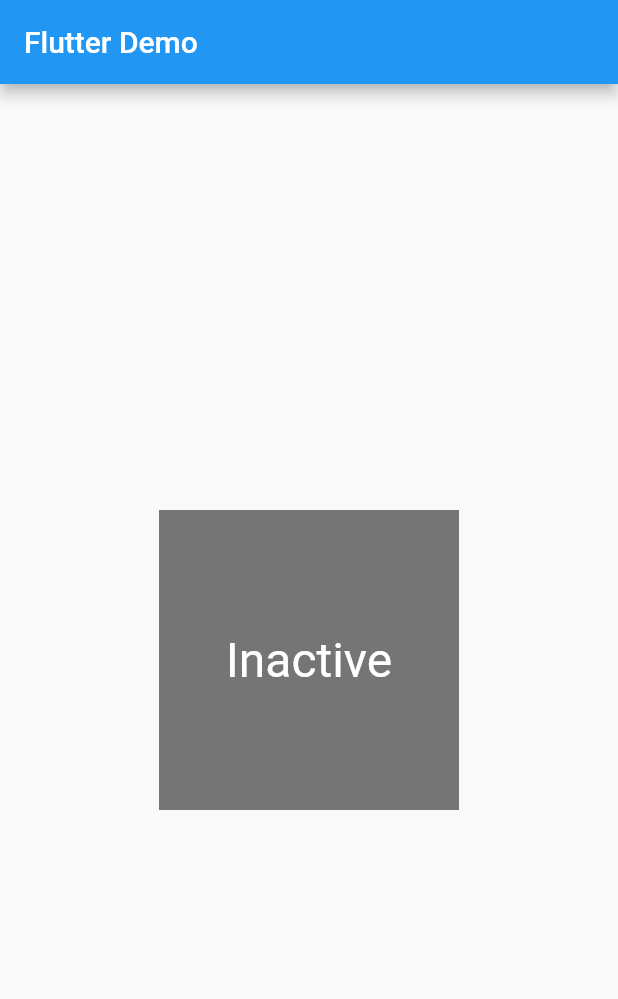
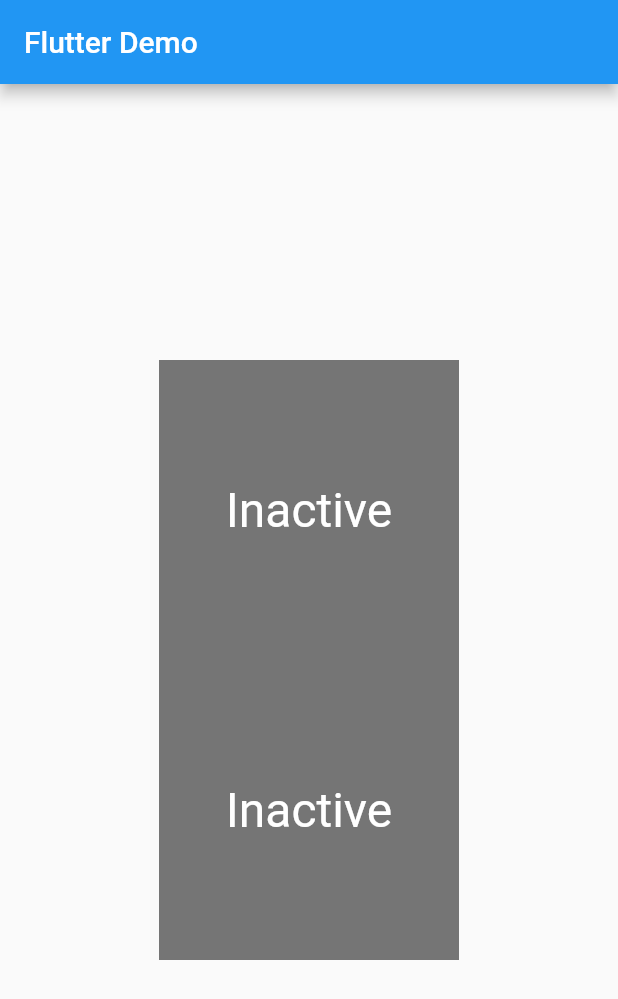
Before and after one commit to IoNishimura/flutter_tutorials, a Flutter app: the screen it shows after launch, on a phone screen of 412 x 824 dp. Shown: the top 999 px of the screen. Run offline on Flutter 3.47's test engine with Material 2 defaults, Android fonts, the phone set to English and light mode, and no system bars.

Commit message:
親Widgetで子Widgetの状態管理

```diff
--- a/lib/main.dart
+++ b/lib/main.dart
@@ -1,4 +1,5 @@
 import 'package:flutter/material.dart';
+import 'package:flutter/foundation.dart';
 
 void main() => runApp(MyApp());
 
@@ -12,7 +13,13 @@ class MyApp extends StatelessWidget {
           title: Text('Flutter Demo'),
         ),
         body: Center(
-          child: TapboxA(),
+          child: Column(
+            mainAxisAlignment: MainAxisAlignment.center,
+            children: [
+              TapboxA(),
+              ParentWidget(),
+            ],
+          ),
         ),
       ),
     );
@@ -59,3 +66,64 @@ class _TapboxAState extends State<TapboxA> {
     );
   }
 }
+
+// ParentWidget manages the state for TapboxB.
+//------------------------ ParentWidget --------------------------------
+
+class ParentWidget extends StatefulWidget {
+  @override
+  _ParentWidgetState createState() => _ParentWidgetState();
+}
+
+class _ParentWidgetState extends State<ParentWidget> {
+  bool _active = false;
+
+  void _handleTapboxChanged(bool newValue) {
+    setState(() {
+      _active = newValue;
+    });
+  }
+
+  @override
+  Widget build(BuildContext context) {
+    return Container(
+      child: TapboxB(
+        active: _active,
+        onChanged: _handleTapboxChanged,
+      ),
+    );
+  }
+}
+
+//------------------------- TapboxB ----------------------------------
+
+class TapboxB extends StatelessWidget {
+  TapboxB({Key key, this.active: false, @required this.onChanged})
+      : super(key: key);
+  final bool active;
+  final ValueChanged<bool> onChanged;
+
+  void _handleTap() {
+    onChanged(!active);
+  }
+
+  @override
+  Widget build(BuildContext context) {
+    return GestureDetector(
+      onTap: _handleTap,
+      child: Container(
+        child: Center(
+          child: Text(
+            active ? 'Active' : 'Inactive',
+            style: TextStyle(fontSize: 32.0, color: Colors.white),
+          ),
+        ),
+        width: 200.0,
+        height: 200.0,
+        decoration: BoxDecoration(
+          color: active ? Colors.lightGreen[700] : Colors.grey[600],
+        ),
+      ),
+    );
+  }
+}
```
